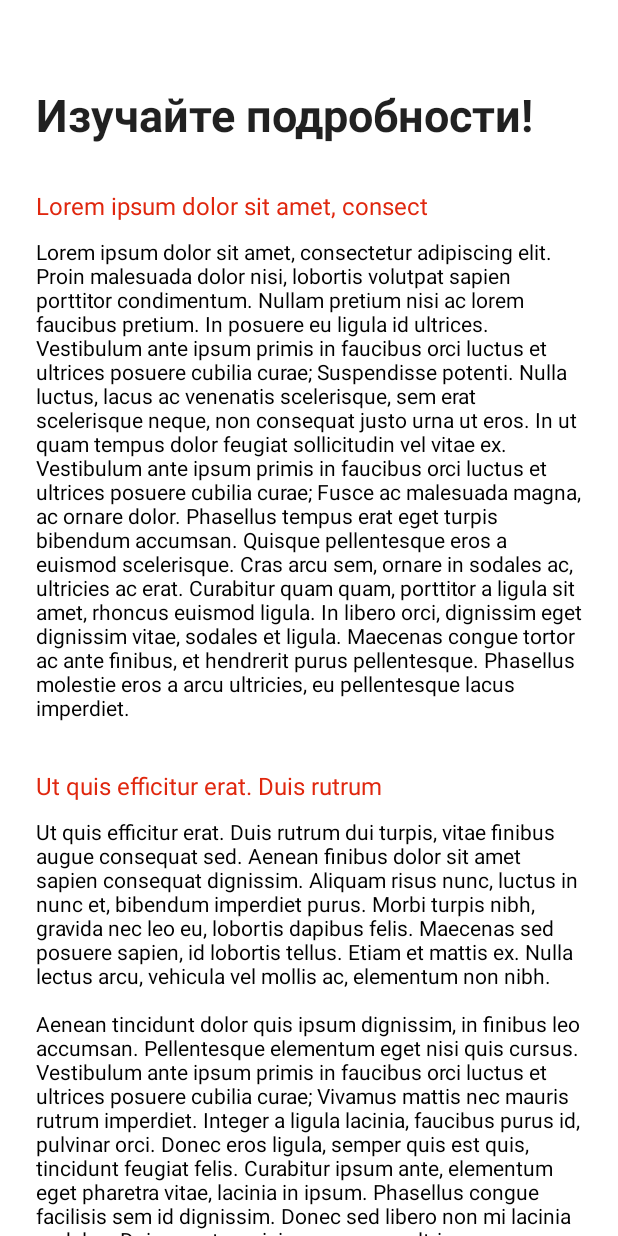
After one commit to handsomeandi/ShowPlaceProject, an Android app built with Jetpack Compose: the composable TextScreen shown on its own in the app's theme, on a phone screen of 412 x 824 dp. The commit adds this screen. Run offline under Robolectric (Android 15) with nearby library versions, the phone set to English and light mode, and no system bars; 4 statements that could not run were skipped.

Commit message:
Added text screen

```diff
--- a/app/src/main/java/com/example/showplaceproject/presentation/MainActivity.kt
+++ b/app/src/main/java/com/example/showplaceproject/presentation/MainActivity.kt
@@ -19,6 +19,7 @@ import com.example.showplaceproject.presentation.audio.AudioScreen
 import com.example.showplaceproject.presentation.mainscreen.MainScreen
 import com.example.showplaceproject.presentation.media.MediaScreen
 import com.example.showplaceproject.presentation.media.photo.PhotosScreen
+import com.example.showplaceproject.presentation.media.text.TextScreen
 import com.example.showplaceproject.presentation.media.videos.VideosScreen
 import com.example.showplaceproject.presentation.navigation.NavigationItem
 import com.example.showplaceproject.presentation.theme.ShowPlaceProjectTheme
@@ -91,6 +92,9 @@ class MainActivity : FragmentActivity() {
                     )
                     VideosScreen(videos = list)
                 }
+                composable(NavigationItem.Text.route) {
+                    TextScreen(navController)
+                }
             }
 
         }
--- a/app/src/main/java/com/example/showplaceproject/presentation/media/MediaScreen.kt
+++ b/app/src/main/java/com/example/showplaceproject/presentation/media/MediaScreen.kt
@@ -84,7 +84,7 @@ fun MediaScreen(navHostController: NavHostController) {
             }
             ViewPagerWithVideos(videoUrls)
             Title("Файлы") {
-
+                navHostController.navigate(NavigationItem.Text.route)
             }
         }
         ShowPlaceBottomNavigation(SelectedScreen.MEDIA, navHostController)
--- /dev/null
+++ b/app/src/main/java/com/example/showplaceproject/presentation/media/text/TextScreen.kt
@@ -0,0 +1,64 @@
+package com.example.showplaceproject.presentation.media.text
+
+import androidx.compose.foundation.layout.Column
+import androidx.compose.foundation.layout.fillMaxWidth
+import androidx.compose.foundation.layout.padding
+import androidx.compose.foundation.lazy.LazyColumn
+import androidx.compose.material.Text
+import androidx.compose.runtime.Composable
+import androidx.compose.ui.Modifier
+import androidx.compose.ui.graphics.Color
+import androidx.compose.ui.unit.dp
+import androidx.navigation.NavHostController
+import com.example.showplaceproject.presentation.theme.AudioTextColor
+import com.example.showplaceproject.presentation.theme.Typography
+
+@Composable
+fun TextScreen(navHostController: NavHostController) {
+    val texts = listOf(
+        "Lorem ipsum dolor sit amet, consectetur adipiscing elit. Proin malesuada dolor nisi, lobortis volutpat sapien porttitor condimentum. Nullam pretium nisi ac lorem faucibus pretium. In posuere eu ligula id ultrices. Vestibulum ante ipsum primis in faucibus orci luctus et ultrices posuere cubilia curae; Suspendisse potenti. Nulla luctus, lacus ac venenatis scelerisque, sem erat scelerisque neque, non consequat justo urna ut eros. In ut quam tempus dolor feugiat sollicitudin vel vitae ex. Vestibulum ante ipsum primis in faucibus orci luctus et ultrices posuere cubilia curae; Fusce ac malesuada magna, ac ornare dolor. Phasellus tempus erat eget turpis bibendum accumsan. Quisque pellentesque eros a euismod scelerisque. Cras arcu sem, ornare in sodales ac, ultricies ac erat. Curabitur quam quam, porttitor a ligula sit amet, rhoncus euismod ligula. In libero orci, dignissim eget dignissim vitae, sodales et ligula. Maecenas congue tortor ac ante finibus, et hendrerit purus pellentesque. Phasellus molestie eros a arcu ultricies, eu pellentesque lacus imperdiet.",
+        "Ut quis efficitur erat. Duis rutrum dui turpis, vitae finibus augue consequat sed. Aenean finibus dolor sit amet sapien consequat dignissim. Aliquam risus nunc, luctus in nunc et, bibendum imperdiet purus. Morbi turpis nibh, gravida nec leo eu, lobortis dapibus felis. Maecenas sed posuere sapien, id lobortis tellus. Etiam et mattis ex. Nulla lectus arcu, vehicula vel mollis ac, elementum non nibh.\n" +
+                "\n" +
+                "Aenean tincidunt dolor quis ipsum dignissim, in finibus leo accumsan. Pellentesque elementum eget nisi quis cursus. Vestibulum ante ipsum primis in faucibus orci luctus et ultrices posuere cubilia curae; Vivamus mattis nec mauris rutrum imperdiet. Integer a ligula lacinia, faucibus purus id, pulvinar orci. Donec eros ligula, semper quis est quis, tincidunt feugiat felis. Curabitur ipsum ante, elementum eget pharetra vitae, lacinia in ipsum. Phasellus congue facilisis sem id dignissim. Donec sed libero non mi lacinia sodales. Duis egestas, nisi a accumsan ultrices, purus nunc pharetra nisi, eget pharetra quam lectus a erat. Nullam tortor nunc, sagittis nec nunc at, egestas imperdiet neque. Aenean tincidunt dolor a massa facilisis, quis semper nibh volutpat. Sed ac erat quis est vestibulum efficitur sed nec nisi.",
+        "Donec feugiat elit eu elit suscipit, quis ornare ante vehicula. Nunc ut massa ex. Maecenas ut turpis consectetur est porttitor suscipit. Aliquam eleifend ligula ex, a pulvinar ante luctus in. Duis consequat, nunc quis tempor hendrerit, orci lectus cursus purus, quis varius dolor metus ac odio. Aliquam erat volutpat. Ut quis nibh ac turpis pulvinar iaculis sit amet quis libero. Pellentesque egestas fermentum massa, eget tristique magna iaculis quis. Sed eros urna, ornare vel mauris vel, cursus porta erat. Fusce finibus, ligula eget eleifend laoreet, est leo maximus est, et molestie dui ante in urna. Suspendisse at nisl semper, iaculis turpis vitae, facilisis nulla. Maecenas faucibus faucibus tincidunt. Nullam commodo tempor nulla eget aliquet. Nam dapibus magna nisi, quis tincidunt mauris posuere in. Donec congue elit sit amet nisl tincidunt maximus.",
+        "Donec ut neque id ligula volutpat bibendum. Ut eleifend magna sed magna tincidunt aliquet. Praesent congue lacinia feugiat. Curabitur id rutrum justo, vel ullamcorper justo. Donec finibus arcu justo, a fringilla justo sollicitudin nec. Maecenas semper odio neque, pulvinar finibus dolor euismod ut. Integer varius orci ac lectus elementum, at aliquam purus tempus. Curabitur a nulla sollicitudin, fringilla risus sit amet, vehicula risus. Aenean id tortor enim. Curabitur facilisis consectetur lorem, sit amet porta quam lacinia sit amet. Ut id elit ante. Phasellus imperdiet commodo quam, nec volutpat odio fringilla eu.",
+    )
+    Column {
+        Text(
+            text = "Изучайте подробности!",
+            style = Typography.h1,
+            modifier = Modifier
+                .padding(top = 60.dp, bottom = 33.dp)
+                .padding(horizontal = 24.dp)
+        )
+        LazyColumn(
+            modifier = Modifier
+                .fillMaxWidth()
+                .weight(1f)
+                .padding(horizontal = 24.dp)
+        ) {
+            items(texts.size ) { index ->
+                TextElement(texts[index])
+
+            }
+        }
+    }
+}
+
+@Composable
+fun TextElement(text: String) {
+    Column(modifier = Modifier.padding(bottom = 21.dp)) {
+        Text(
+            text = text.take(35),
+            style = Typography.body1,
+            color = AudioTextColor,
+            modifier = Modifier.padding(bottom = 13.dp)
+        )
+        Text(
+            text = text,
+            style = Typography.body2,
+            color = Color.Black,
+            modifier = Modifier.padding(bottom = 13.dp)
+        )
+    }
+}
--- a/app/src/main/java/com/example/showplaceproject/presentation/navigation/NavigationItem.kt
+++ b/app/src/main/java/com/example/showplaceproject/presentation/navigation/NavigationItem.kt
@@ -6,6 +6,7 @@ sealed class NavigationItem(var route: String) {
     object MediaMain : NavigationItem("mediaMain")
     object Photo : NavigationItem("photo")
     object Video : NavigationItem("video")
+    object Text : NavigationItem("text")
     object Audio : NavigationItem("audio")
     object Map : NavigationItem("map")
 }
```
